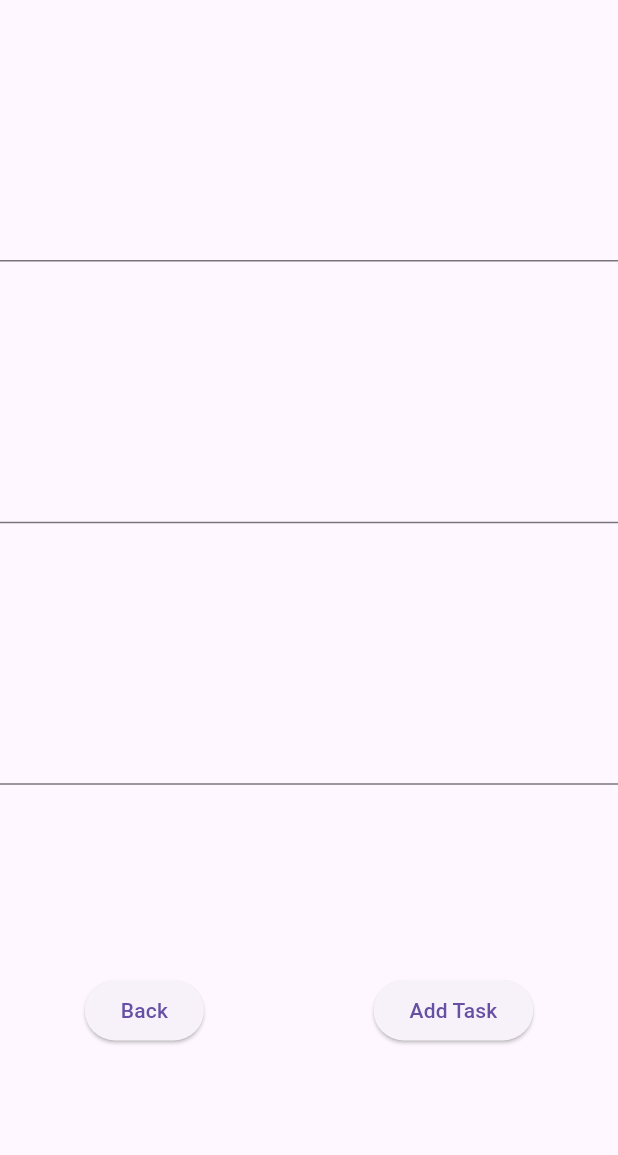
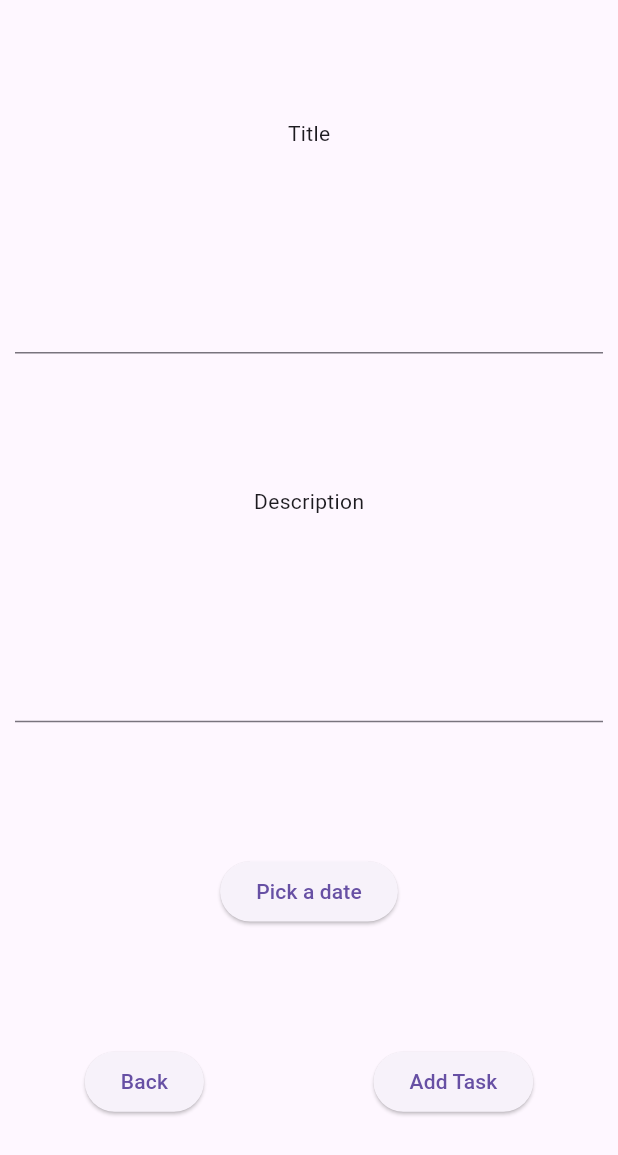
Before and after one commit to f-coskunn/TheReminder, a Flutter app: the CreatetaskScreen screen opened directly, on a phone screen of 412 x 824 dp. Shown: the top 1155 px of the screen. Run offline on Flutter 3.47's test engine with Material 3 defaults, Android fonts, the light colour scheme and no system bars; our stand-ins replace sqflite; accounts and stored records are empty.

Commit message:
time picker added

```diff
--- a/src/the_reminder/lib/screens/createtaskscreen.dart
+++ b/src/the_reminder/lib/screens/createtaskscreen.dart
@@ -1,3 +1,5 @@
+import 'dart:developer';
+
 import 'package:flutter/material.dart';
 import 'package:the_reminder/db/database_helper.dart';
 import 'package:the_reminder/model/task_model.dart';
@@ -24,8 +26,37 @@ class CreateTask extends StatefulWidget {
 }
 
 class _CreateTaskState extends State<CreateTask> {
-  var description,date,title;
+  var description="",date,title;
   DatabaseHelper db = DatabaseHelper.instance;
+
+  Future _selectDateTime() async{
+    DateTime?selectedDate = await _selectDate();
+    log(selectedDate.toString());
+    if (selectedDate==null) return;
+
+    TimeOfDay? td = await _selectTime();
+    log(td.toString());
+    if (td==null) return;
+
+    DateTime final_date =DateTime(
+      selectedDate!.year,selectedDate!.month,selectedDate!.day,td.hour,td.minute
+    );
+    setState(() {
+      date = final_date.toString();
+    });
+  }
+
+  Future<DateTime?> _selectDate()=> showDatePicker(
+      context: context,
+      initialDate: DateTime.now(),
+      firstDate: DateTime.now(),
+      lastDate: DateTime(2100),
+    );
+
+  Future<TimeOfDay?> _selectTime()=> showTimePicker(
+      context: context,
+      initialTime: TimeOfDay(hour: DateTime.now().hour, minute: DateTime.now().minute));
+
 
   @override
   Widget build(BuildContext context) {
@@ -34,31 +65,45 @@ class _CreateTaskState extends State<CreateTask> {
         mainAxisAlignment: MainAxisAlignment.spaceEvenly,
         children: [
           //Title inputu al
-          TextField(
+          Text("Title"),
+          Padding(
+            padding: const EdgeInsets.all(10.0),
+            child: TextField(
               onChanged: (value){
                 setState(() {
                   title=value;
                 });
               },
             ),
+          ),
           //Descriptipn inputu al
-          TextField(
+          Text("Description"),
+          Padding(
+            padding: const EdgeInsets.all(10.0),
+            child: TextField(
               onChanged: (value){
                 setState(() {
                   description=value;
                 });
               },
             ),
-          //dudatetime inputu al
-          //TODO: bu değiştirilcek
-          TextField(
-            onChanged: (value){
-              setState(() {
-                date=value;
-              });
+          ),
+          //add reminder
+
+          //due date time inputu al
+          Row(
+            mainAxisAlignment: MainAxisAlignment.center,
+            children: [
+              //Date input
+              ElevatedButton(
+                onPressed: (){
+                  _selectDateTime();
                 },
+                child:date==null? Text("Pick a date"):Text(date)
+              ),
+            ],
+          ),
 
-          ),
           //Geri ve task ekle tuşları
           Row(
             mainAxisAlignment: MainAxisAlignment.spaceAround,
@@ -70,7 +115,8 @@ class _CreateTaskState extends State<CreateTask> {
               ElevatedButton(
                 onPressed: (){
                   //Listeye ekle
-                  if(description!=null && date!=null){
+                  if(description!=title){
+                    log("${title}\n${description}\n${date}");
                     db.addTask(Task(description:description,dueDateTime:date, title:title));
                     Navigator.pop(context);
                   }
```
Lines whose indentation alone changed are shown as unchanged.
